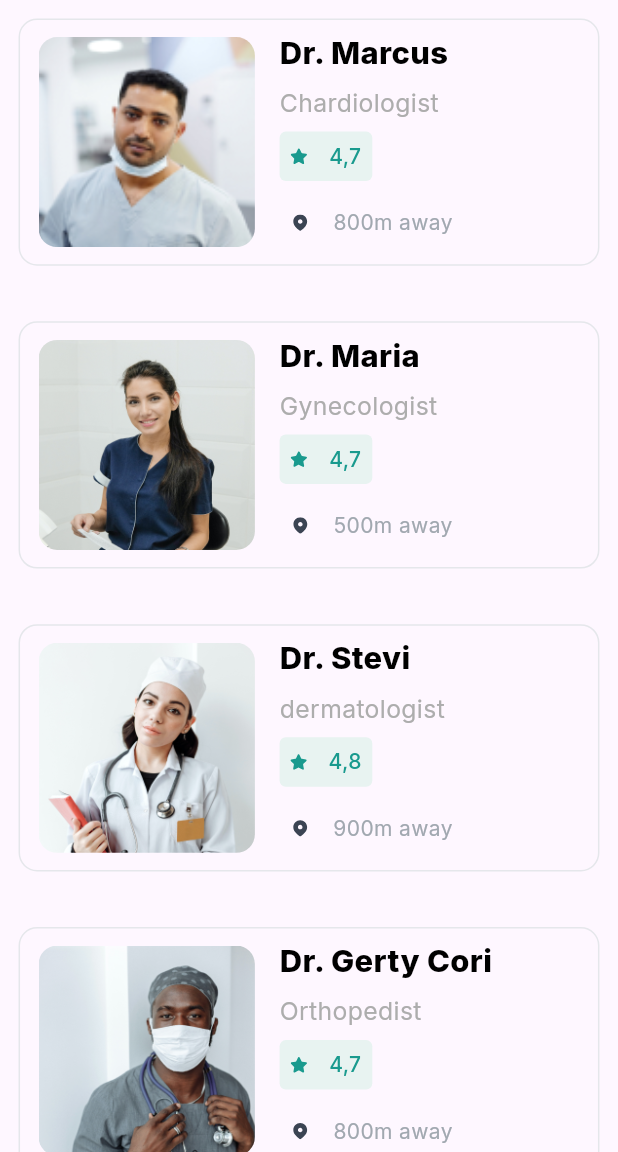
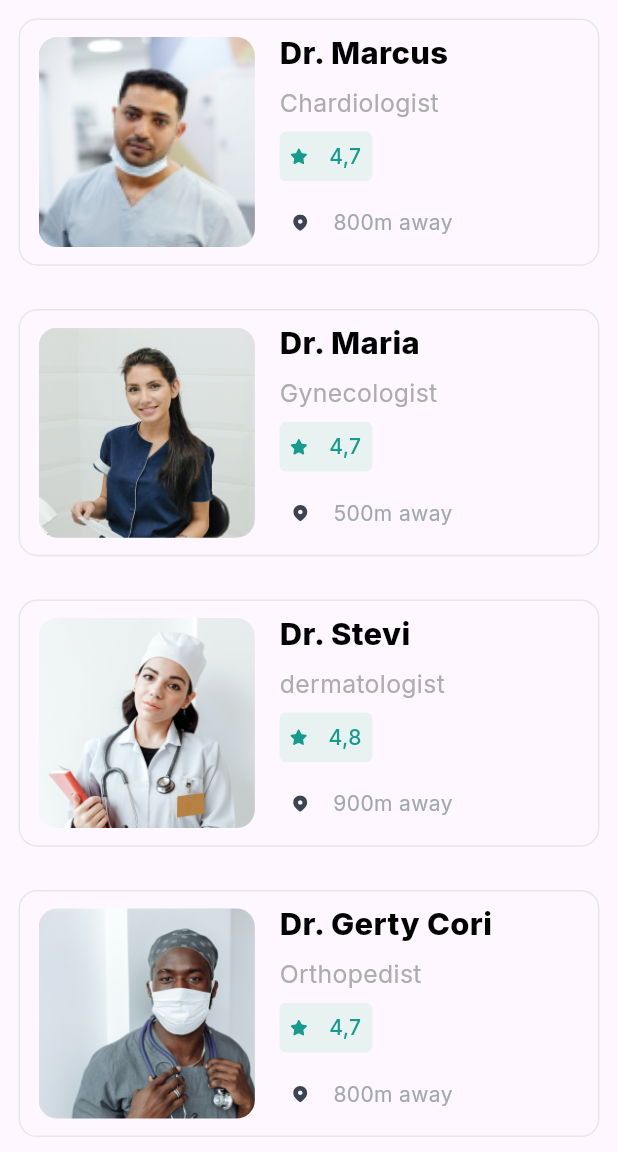
Before and after one commit to mariya8157/medical, a Flutter app: the TopDoctorPage screen opened directly, on a phone screen of 412 x 824 dp, the part 84-1236 px from its top. Run offline on Flutter 3.47's test engine with Material 3 defaults, Android fonts, the phone set to English and light mode, and no system bars; our stand-ins replace easy_date_timeline, flutter_svg, google_fonts, pinput, readmore.

Commit message:
initial comit

```diff
--- a/lib/features/details_adding/screen/home/topdoctor.dart
+++ b/lib/features/details_adding/screen/home/topdoctor.dart
@@ -121,7 +121,15 @@ class _TopDoctorPageState extends State<TopDoctorPage> {
                           ),
                             child: Row(
                               // mainAxisAlignment: MainAxisAlignment.spaceAround,
-                            children: [SizedBox(width: width*0.03,),
+                              children: [
+                                 SizedBox(width: width*0.03,),
+                                Container(
+                                  height: width*0.5,
+                                  width: width*0.78,
+
+                                  child: Row(
+                                    mainAxisAlignment: MainAxisAlignment.start,
+                                    children: [
                                       Container(
                                         width: width*0.35,
                                         height:height*0.17,
@@ -134,7 +142,8 @@ class _TopDoctorPageState extends State<TopDoctorPage> {
                                         ),
 
 
-                              ),SizedBox(width: width*0.04,),
+                                      ),
+                                       SizedBox(width: width*0.04,),
                                       Container(
                                         child: Column(
                                           mainAxisAlignment: MainAxisAlignment.spaceEvenly,
@@ -197,11 +206,15 @@ class _TopDoctorPageState extends State<TopDoctorPage> {
 
                                           ],
                                         ),
+                                      ),
+                                    ],
+                                  ),
                                 )
 
 
                               ],
                             ),
+
                         ),
                       )
                     ;
@@ -209,7 +222,7 @@ class _TopDoctorPageState extends State<TopDoctorPage> {
                   },
                   separatorBuilder: (context, index) {
                     return SizedBox(
-                      height: width*0.03,
+                      height: width*0.01,
                     );
                   },
                   itemCount:drlist.length
--- a/lib/main.dart
+++ b/lib/main.dart
@@ -40,7 +40,7 @@ class MyApp extends StatelessWidget {
             theme: ThemeData(
               textTheme: GoogleFonts.interTextTheme()
             ),
-            home:HomePage()
+            home:TopDoctorPage()
     ),);
   }
 }
```
Lines whose indentation alone changed are shown as unchanged.
